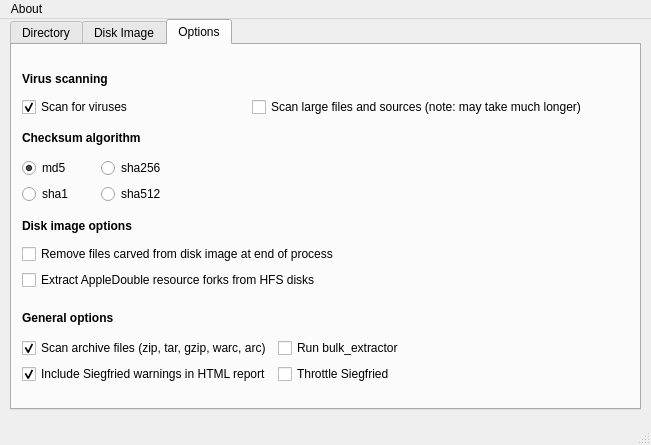
This is design.ui in tw4l/brunnhilde-gui as Qt 5 draws it before an edit. The edited form follows.
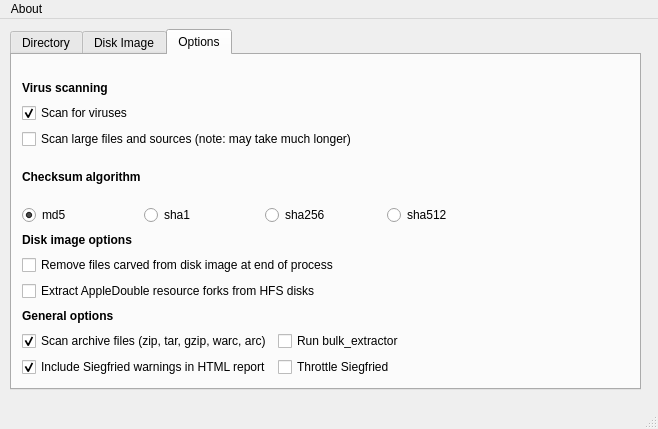
This is the edited form. The open tabs and pages were chosen to show the change.

Patch:
```diff
--- a/design.ui
+++ b/design.ui
@@ -6,8 +6,8 @@
    <rect>
     <x>0</x>
     <y>0</y>
-    <width>651</width>
-    <height>445</height>
+    <width>658</width>
+    <height>429</height>
    </rect>
   </property>
   <property name="windowTitle">
@@ -18,9 +18,9 @@
     <property name="geometry">
      <rect>
       <x>10</x>
-      <y>0</y>
+      <y>10</y>
       <width>631</width>
-      <height>391</height>
+      <height>361</height>
      </rect>
     </property>
     <property name="currentIndex">
@@ -313,44 +313,13 @@
       <property name="geometry">
        <rect>
         <x>10</x>
-        <y>170</y>
-        <width>401</width>
-        <height>75</height>
+        <y>24</y>
+        <width>480</width>
+        <height>298</height>
        </rect>
       </property>
-      <layout class="QVBoxLayout" name="verticalLayout_3">
+      <layout class="QVBoxLayout" name="verticalLayout_16">
        <item>
-        <widget class="QLabel" name="label_8">
-         <property name="text">
-          <string>&lt;html&gt;&lt;head/&gt;&lt;body&gt;&lt;p&gt;&lt;span style=&quot; font-weight:600;&quot;&gt;Disk image options&lt;/span&gt;&lt;/p&gt;&lt;/body&gt;&lt;/html&gt;</string>
-         </property>
-        </widget>
-       </item>
-       <item>
-        <widget class="QCheckBox" name="removeFiles">
-         <property name="text">
-          <string>Remove files carved from disk image at end of process</string>
-         </property>
-        </widget>
-       </item>
-       <item>
-        <widget class="QCheckBox" name="resForks">
-         <property name="text">
-          <string>Extract AppleDouble resource forks from HFS disks</string>
-         </property>
-        </widget>
-       </item>
-      </layout>
-     </widget>
-     <widget class="QWidget" name="">
-      <property name="geometry">
-       <rect>
-        <x>10</x>
-        <y>23</y>
-        <width>565</width>
-        <height>49</height>
-       </rect>
-      </property>
       <layout class="QVBoxLayout" name="verticalLayout">
        <item>
         <widget class="QLabel" name="label_2">
@@ -360,8 +329,6 @@
         </widget>
        </item>
        <item>
-        <layout class="QHBoxLayout" name="horizontalLayout_7">
-         <item>
           <widget class="QCheckBox" name="virusScan">
            <property name="text">
             <string>Scan for viruses</string>
@@ -380,17 +347,7 @@
          </item>
         </layout>
        </item>
-      </layout>
-     </widget>
-     <widget class="QWidget" name="">
-      <property name="geometry">
-       <rect>
-        <x>10</x>
-        <y>80</y>
-        <width>151</width>
-        <height>79</height>
-       </rect>
-      </property>
+       <item>
       <layout class="QVBoxLayout" name="verticalLayout_2">
        <item>
         <widget class="QLabel" name="label_3">
@@ -412,23 +369,19 @@
           </widget>
          </item>
          <item>
-          <widget class="QRadioButton" name="sha256">
-           <property name="text">
-            <string>sha256</string>
-           </property>
-          </widget>
-         </item>
-        </layout>
-       </item>
-       <item>
-        <layout class="QHBoxLayout" name="horizontalLayout_9">
-         <item>
           <widget class="QRadioButton" name="sha1">
            <property name="text">
             <string>sha1</string>
            </property>
           </widget>
          </item>
+           <item>
+            <widget class="QRadioButton" name="sha256">
+             <property name="text">
+              <string>sha256</string>
+             </property>
+            </widget>
+           </item>
          <item>
           <widget class="QRadioButton" name="sha512">
            <property name="text">
@@ -439,16 +392,33 @@
         </layout>
        </item>
       </layout>
-     </widget>
-     <widget class="QWidget" name="">
-      <property name="geometry">
-       <rect>
-        <x>10</x>
-        <y>260</y>
-        <width>478</width>
-        <height>79</height>
-       </rect>
-      </property>
+       </item>
+       <item>
+        <layout class="QVBoxLayout" name="verticalLayout_3">
+         <item>
+          <widget class="QLabel" name="label_8">
+           <property name="text">
+            <string>&lt;html&gt;&lt;head/&gt;&lt;body&gt;&lt;p&gt;&lt;span style=&quot; font-weight:600;&quot;&gt;Disk image options&lt;/span&gt;&lt;/p&gt;&lt;/body&gt;&lt;/html&gt;</string>
+           </property>
+          </widget>
+         </item>
+         <item>
+          <widget class="QCheckBox" name="removeFiles">
+           <property name="text">
+            <string>Remove files carved from disk image at end of process</string>
+           </property>
+          </widget>
+         </item>
+         <item>
+          <widget class="QCheckBox" name="resForks">
+           <property name="text">
+            <string>Extract AppleDouble resource forks from HFS disks</string>
+           </property>
+          </widget>
+         </item>
+        </layout>
+       </item>
+       <item>
       <layout class="QVBoxLayout" name="verticalLayout_4">
        <item>
         <widget class="QLabel" name="label_4">
@@ -500,6 +470,8 @@
         </layout>
        </item>
       </layout>
+       </item>
+      </layout>
      </widget>
     </widget>
    </widget>
@@ -510,7 +482,7 @@
     <rect>
      <x>0</x>
      <y>0</y>
-     <width>651</width>
+     <width>658</width>
      <height>25</height>
     </rect>
    </property>
```
Left out of the diff: 6 changed lines with no effect on the pictures. Lines whose indentation alone changed are shown as unchanged.
